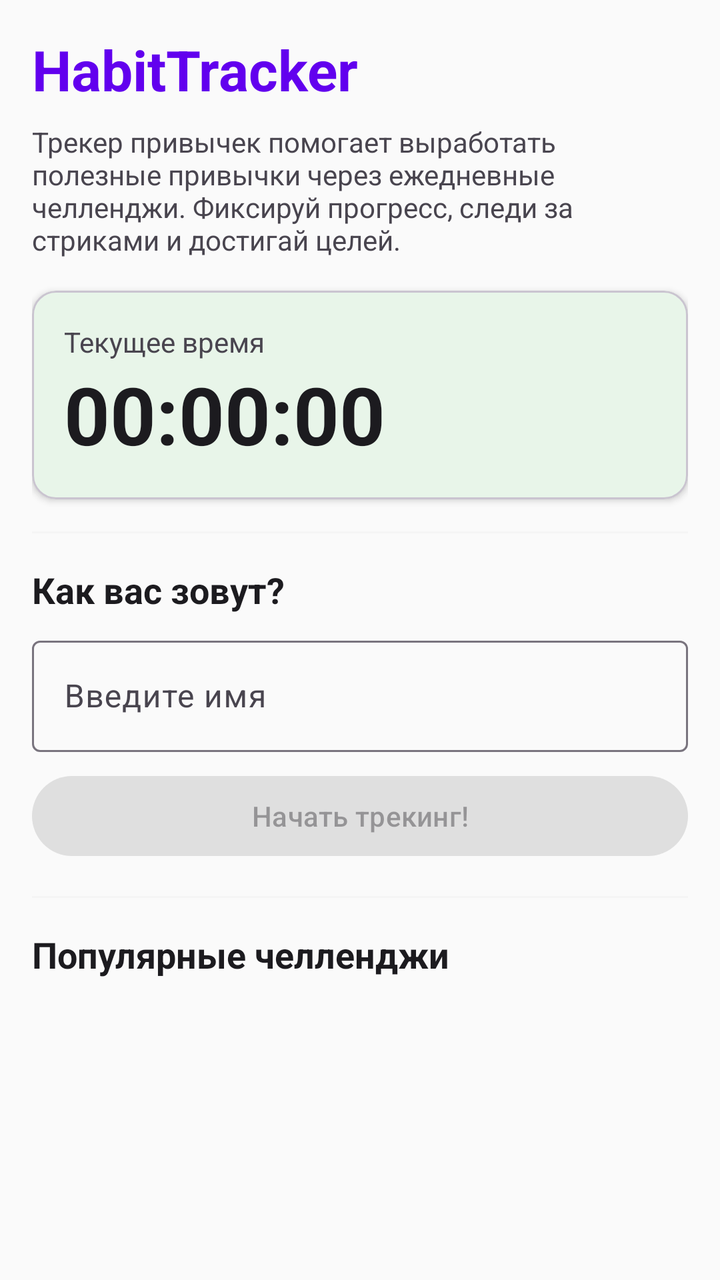
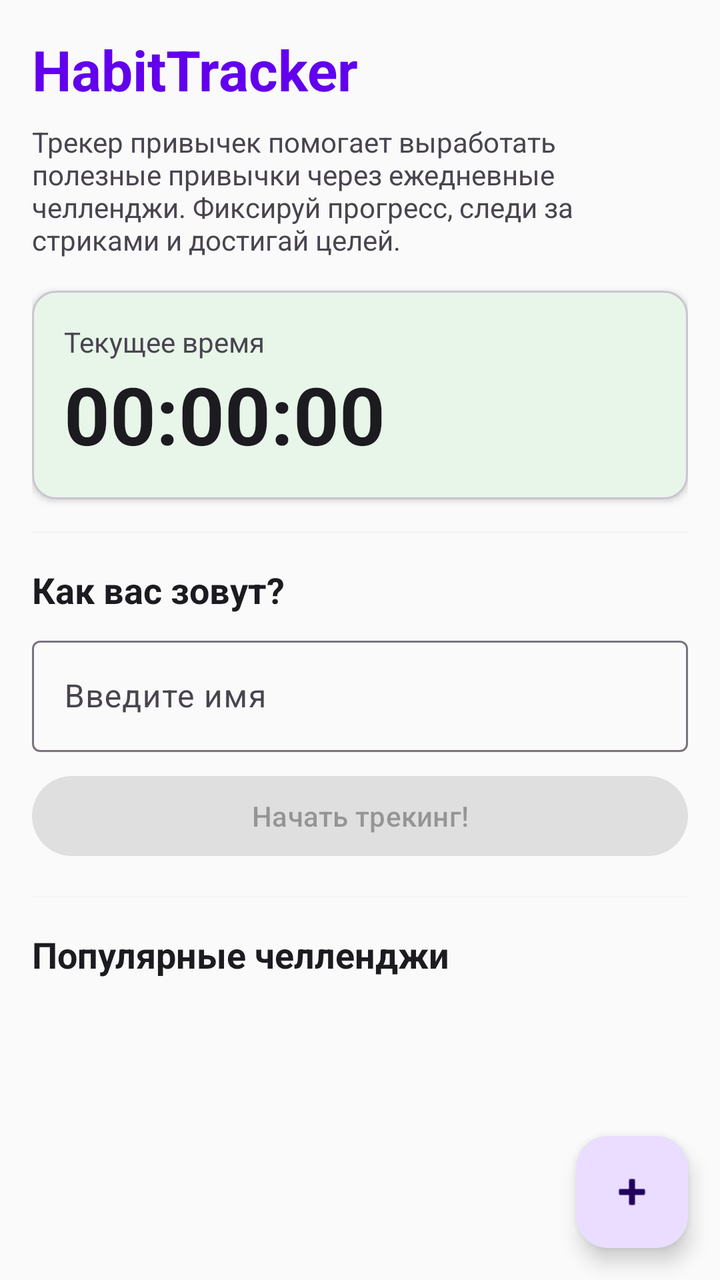

Screens rendered from an Android XML layout before and after an edit, with the pre-edit source and the edit as a unified diff.
<!-- AndroidManifest.xml: application theme Theme.MyApplication -->
<!-- res/layout/fragment_home.xml -->
<?xml version="1.0" encoding="utf-8"?>
<ScrollView
    xmlns:android="http://schemas.android.com/apk/res/android"
    xmlns:app="http://schemas.android.com/apk/res-auto"
    android:layout_width="match_parent"
    android:layout_height="match_parent"
    android:background="@color/background">

    <androidx.constraintlayout.widget.ConstraintLayout
        android:layout_width="match_parent"
        android:layout_height="wrap_content"
        android:padding="@dimen/screen_padding">

        
        <TextView
            android:id="@+id/tv_title"
            style="@style/TextStyle.ScreenTitle"
            android:layout_width="0dp"
            android:layout_height="wrap_content"
            android:text="@string/home_title"
            android:textColor="@color/primary"
            app:layout_constraintTop_toTopOf="parent"
            app:layout_constraintStart_toStartOf="parent"
            app:layout_constraintEnd_toEndOf="parent" />

        <TextView
            android:id="@+id/tv_description"
            style="@style/TextStyle.Caption"
            android:layout_width="0dp"
            android:layout_height="wrap_content"
            android:text="@string/home_description"
            android:layout_marginTop="@dimen/spacing_sm"
            app:layout_constraintTop_toBottomOf="@id/tv_title"
            app:layout_constraintStart_toStartOf="parent"
            app:layout_constraintEnd_toEndOf="parent" />

        
        <com.google.android.material.card.MaterialCardView
            android:id="@+id/card_clock"
            android:layout_width="0dp"
            android:layout_height="wrap_content"
            android:layout_marginTop="@dimen/spacing_lg"
            app:cardBackgroundColor="@color/secondary_container"
            app:cardCornerRadius="@dimen/card_corner_radius"
            app:cardElevation="@dimen/card_elevation"
            app:layout_constraintTop_toBottomOf="@id/tv_description"
            app:layout_constraintStart_toStartOf="parent"
            app:layout_constraintEnd_toEndOf="parent">

            <LinearLayout
                android:layout_width="match_parent"
                android:layout_height="wrap_content"
                android:orientation="vertical"
                android:padding="@dimen/card_padding">

                <TextView
                    style="@style/TextStyle.Caption"
                    android:layout_width="wrap_content"
                    android:layout_height="wrap_content"
                    android:text="@string/home_current_time" />

                <TextClock
                    android:id="@+id/text_clock"
                    android:layout_width="wrap_content"
                    android:layout_height="wrap_content"
                    android:format24Hour="HH:mm:ss"
                    android:format12Hour="HH:mm:ss"
                    android:textSize="@dimen/text_clock"
                    android:textStyle="bold"
                    android:textColor="@color/on_surface" />
            </LinearLayout>
        </com.google.android.material.card.MaterialCardView>

        <View
            android:id="@+id/divider1"
            android:layout_width="0dp"
            android:layout_height="1dp"
            android:background="@color/surface_variant"
            android:layout_marginTop="@dimen/spacing_lg"
            app:layout_constraintTop_toBottomOf="@id/card_clock"
            app:layout_constraintStart_toStartOf="parent"
            app:layout_constraintEnd_toEndOf="parent" />

        
        <TextView
            android:id="@+id/tv_ask_name"
            style="@style/TextStyle.SectionTitle"
            android:layout_width="0dp"
            android:layout_height="wrap_content"
            android:text="@string/home_ask_name"
            android:layout_marginTop="@dimen/spacing_lg"
            app:layout_constraintTop_toBottomOf="@id/divider1"
            app:layout_constraintStart_toStartOf="parent"
            app:layout_constraintEnd_toEndOf="parent" />

        <com.google.android.material.textfield.TextInputLayout
            android:id="@+id/til_name"
            style="@style/Widget.Material3.TextInputLayout.OutlinedBox"
            android:layout_width="0dp"
            android:layout_height="wrap_content"
            android:hint="@string/home_input_hint"
            android:layout_marginTop="@dimen/spacing_sm"
            app:layout_constraintTop_toBottomOf="@id/tv_ask_name"
            app:layout_constraintStart_toStartOf="parent"
            app:layout_constraintEnd_toEndOf="parent">

            <com.google.android.material.textfield.TextInputEditText
                android:id="@+id/et_name"
                android:layout_width="match_parent"
                android:layout_height="wrap_content"
                android:inputType="textPersonName"
                android:imeOptions="actionDone"
                android:maxLines="1" />
        </com.google.android.material.textfield.TextInputLayout>

        <com.google.android.material.button.MaterialButton
            android:id="@+id/btn_start"
            android:layout_width="0dp"
            android:layout_height="wrap_content"
            android:text="@string/home_start_button"
            android:enabled="false"
            android:layout_marginTop="@dimen/spacing_sm"
            app:layout_constraintTop_toBottomOf="@id/til_name"
            app:layout_constraintStart_toStartOf="parent"
            app:layout_constraintEnd_toEndOf="parent" />

        
        <com.google.android.material.card.MaterialCardView
            android:id="@+id/card_greeting"
            android:layout_width="0dp"
            android:layout_height="wrap_content"
            android:visibility="gone"
            android:layout_marginTop="@dimen/spacing_sm"
            app:cardBackgroundColor="@color/primary_container"
            app:cardCornerRadius="@dimen/card_corner_radius"
            app:layout_constraintTop_toBottomOf="@id/btn_start"
            app:layout_constraintStart_toStartOf="parent"
            app:layout_constraintEnd_toEndOf="parent">

            <TextView
                android:id="@+id/tv_greeting"
                style="@style/TextStyle.Body"
                android:layout_width="match_parent"
                android:layout_height="wrap_content"
                android:padding="@dimen/card_padding"
                android:textColor="@color/on_primary_container" />
        </com.google.android.material.card.MaterialCardView>

        <View
            android:id="@+id/divider2"
            android:layout_width="0dp"
            android:layout_height="1dp"
            android:background="@color/surface_variant"
            android:layout_marginTop="@dimen/spacing_lg"
            app:layout_constraintTop_toBottomOf="@id/card_greeting"
            app:layout_constraintStart_toStartOf="parent"
            app:layout_constraintEnd_toEndOf="parent" />

        
        <TextView
            android:id="@+id/tv_popular"
            style="@style/TextStyle.SectionTitle"
            android:layout_width="0dp"
            android:layout_height="wrap_content"
            android:text="@string/home_popular_challenges"
            android:layout_marginTop="@dimen/spacing_lg"
            app:layout_constraintTop_toBottomOf="@id/divider2"
            app:layout_constraintStart_toStartOf="parent"
            app:layout_constraintEnd_toEndOf="parent" />

        
        <androidx.recyclerview.widget.RecyclerView
            android:id="@+id/rv_challenges"
            android:layout_width="0dp"
            android:layout_height="wrap_content"
            android:nestedScrollingEnabled="false"
            android:layout_marginTop="@dimen/spacing_sm"
            app:layout_constraintTop_toBottomOf="@id/tv_popular"
            app:layout_constraintStart_toStartOf="parent"
            app:layout_constraintEnd_toEndOf="parent"
            app:layout_constraintBottom_toBottomOf="parent" />

    </androidx.constraintlayout.widget.ConstraintLayout>
</ScrollView>
<!-- resources referenced by this layout -->
<resources>
  <color name="background">#FFFAFAFA</color>
  <color name="on_primary_container">#FF21005D</color>
  <color name="on_surface">#FF1C1B1F</color>
  <color name="primary">#FF6200EE</color>
  <color name="primary_container">#FFE8DEF8</color>
  <color name="secondary_container">#FFE8F5E9</color>
  <color name="surface_variant">#FFF5F5F5</color>
  <dimen name="card_corner_radius">12dp</dimen>
  <dimen name="card_elevation">2dp</dimen>
  <dimen name="card_padding">16dp</dimen>
  <dimen name="screen_padding">16dp</dimen>
  <dimen name="spacing_lg">16dp</dimen>
  <dimen name="spacing_sm">8dp</dimen>
  <dimen name="text_clock">40sp</dimen>
  <string name="home_ask_name">Как вас зовут?</string>
  <string name="home_current_time">Текущее время</string>
  <string name="home_description">Трекер привычек помогает выработать полезные привычки через ежедневные челленджи. Фиксируй прогресс, следи за стриками и достигай целей.</string>
  <string name="home_input_hint">Введите имя</string>
  <string name="home_popular_challenges">Популярные челленджи</string>
  <string name="home_start_button">Начать трекинг!</string>
  <string name="home_title">HabitTracker</string>
  <style name="TextStyle.Body">
          <item name="android:textSize">@dimen/text_body</item>
          <item name="android:textColor">@color/on_surface</item>
      </style>
  <style name="TextStyle.Caption">
          <item name="android:textSize">@dimen/text_body_small</item>
          <item name="android:textColor">@color/on_surface_variant</item>
      </style>
  <style name="TextStyle.ScreenTitle">
          <item name="android:textSize">@dimen/text_title</item>
          <item name="android:textStyle">bold</item>
          <item name="android:textColor">@color/on_background</item>
      </style>
  <style name="TextStyle.SectionTitle">
          <item name="android:textSize">@dimen/text_subheading</item>
          <item name="android:textStyle">bold</item>
          <item name="android:textColor">@color/on_background</item>
      </style>
  <style name="Theme.MyApplication" parent="Theme.Material3.DayNight.NoActionBar">
          <item name="colorPrimary">@color/primary</item>
          <item name="colorPrimaryVariant">@color/primary_variant</item>
          <item name="colorOnPrimary">@color/on_primary</item>
          <item name="colorSecondary">@color/secondary</item>
          <item name="colorSecondaryVariant">@color/secondary_variant</item>
          <item name="colorOnSecondary">@color/on_secondary</item>
          <item name="colorError">@color/error</item>
          <item name="colorOnError">@color/on_error</item>
          <item name="android:colorBackground">@color/background</item>
          <item name="colorSurface">@color/surface</item>
          <item name="colorOnSurface">@color/on_surface</item>
      </style>
  <dimen name="text_body">16sp</dimen>
  <dimen name="text_body_small">14sp</dimen>
  <color name="on_surface_variant">#FF49454F</color>
  <dimen name="text_title">28sp</dimen>
  <color name="on_background">#FF1C1B1F</color>
  <dimen name="text_subheading">18sp</dimen>
  <color name="primary_variant">#FF3700B3</color>
  <color name="on_primary">#FFFFFFFF</color>
  <color name="secondary">#FF03DAC6</color>
  <color name="secondary_variant">#FF018786</color>
  <color name="on_secondary">#FF000000</color>
  <color name="error">#FFB3261E</color>
  <color name="on_error">#FFFFFFFF</color>
  <color name="surface">#FFFFFFFF</color>
</resources>

<!-- the commit's change to res/layout/fragment_home.xml (unified diff, before → after) -->
@@ -1,17 +1,20 @@
 <?xml version="1.0" encoding="utf-8"?>
-<ScrollView
+<androidx.coordinatorlayout.widget.CoordinatorLayout
     xmlns:android="http://schemas.android.com/apk/res/android"
     xmlns:app="http://schemas.android.com/apk/res-auto"
     android:layout_width="match_parent"
     android:layout_height="match_parent"
     android:background="@color/background">
 
+    <ScrollView
+        android:layout_width="match_parent"
+        android:layout_height="match_parent">
+
     <androidx.constraintlayout.widget.ConstraintLayout
         android:layout_width="match_parent"
         android:layout_height="wrap_content"
         android:padding="@dimen/screen_padding">
 
-        
         <TextView
             android:id="@+id/tv_title"
             style="@style/TextStyle.ScreenTitle"
@@ -168,7 +171,6 @@
             app:layout_constraintStart_toStartOf="parent"
             app:layout_constraintEnd_toEndOf="parent" />
 
-        
         <androidx.recyclerview.widget.RecyclerView
             android:id="@+id/rv_challenges"
             android:layout_width="0dp"
@@ -181,4 +183,15 @@
             app:layout_constraintBottom_toBottomOf="parent" />
 
     </androidx.constraintlayout.widget.ConstraintLayout>
-</ScrollView>
+    </ScrollView>
+
+    <com.google.android.material.floatingactionbutton.FloatingActionButton
+        android:id="@+id/fab_add"
+        android:layout_width="wrap_content"
+        android:layout_height="wrap_content"
+        android:layout_gravity="bottom|end"
+        android:layout_margin="@dimen/spacing_lg"
+        android:contentDescription="@string/add_challenge"
+        app:srcCompat="@android:drawable/ic_input_add" />
+
+</androidx.coordinatorlayout.widget.CoordinatorLayout>
<!-- resource entries referenced after the edit -->
@@ -14,6 +14,7 @@
   <dimen name="spacing_lg">16dp</dimen>
   <dimen name="spacing_sm">8dp</dimen>
   <dimen name="text_clock">40sp</dimen>
+  <string name="add_challenge">Добавить челлендж</string>
   <string name="home_ask_name">Как вас зовут?</string>
   <string name="home_current_time">Текущее время</string>
   <string name="home_description">Трекер привычек помогает выработать полезные привычки через ежедневные челленджи. Фиксируй прогресс, следи за стриками и достигай целей.</string>
